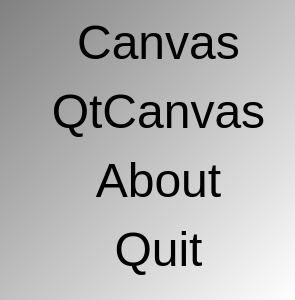
The window that Tools/ToolTestTextCanvas/qttesttextcanvasmenudialog.ui (richelbilderbeek/ProjectRichelBilderbeek) describes before a commit, drawn with Qt 5.
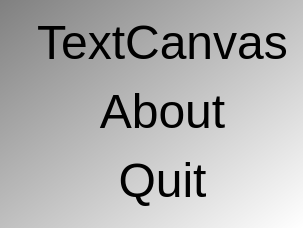
The same window after the commit. Icons and pictures are not drawn.

```diff
--- a/Tools/ToolTestTextCanvas/qttesttextcanvasmenudialog.ui
+++ b/Tools/ToolTestTextCanvas/qttesttextcanvasmenudialog.ui
@@ -6,8 +6,8 @@
    <rect>
     <x>0</x>
     <y>0</y>
-    <width>295</width>
-    <height>300</height>
+    <width>273</width>
+    <height>228</height>
    </rect>
   </property>
   <property name="font">
@@ -24,6 +24,9 @@
 QPushButton { font: 48px  }</string>
   </property>
   <layout class="QFormLayout" name="formLayout">
+   <property name="fieldGrowthPolicy">
+    <enum>QFormLayout::AllNonFixedFieldsGrow</enum>
+   </property>
    <item row="0" column="0">
     <widget class="QLabel" name="label">
      <property name="maximumSize">
@@ -46,7 +49,7 @@
    <item row="0" column="1">
     <widget class="QPushButton" name="button_start_canvas">
      <property name="text">
-      <string>Canvas</string>
+      <string>TextCanvas</string>
      </property>
      <property name="flat">
       <bool>true</bool>
@@ -54,16 +57,6 @@
     </widget>
    </item>
    <item row="1" column="1">
-    <widget class="QPushButton" name="button_start_qtcanvas">
-     <property name="text">
-      <string>QtCanvas</string>
-     </property>
-     <property name="flat">
-      <bool>true</bool>
-     </property>
-    </widget>
-   </item>
-   <item row="2" column="1">
     <widget class="QPushButton" name="button_about">
      <property name="text">
       <string>About</string>
@@ -73,7 +66,7 @@
      </property>
     </widget>
    </item>
-   <item row="3" column="1">
+   <item row="2" column="1">
     <widget class="QPushButton" name="button_quit">
      <property name="text">
       <string>Quit</string>
```
Left out of the diff: 6 changed lines with no effect on the pictures.
